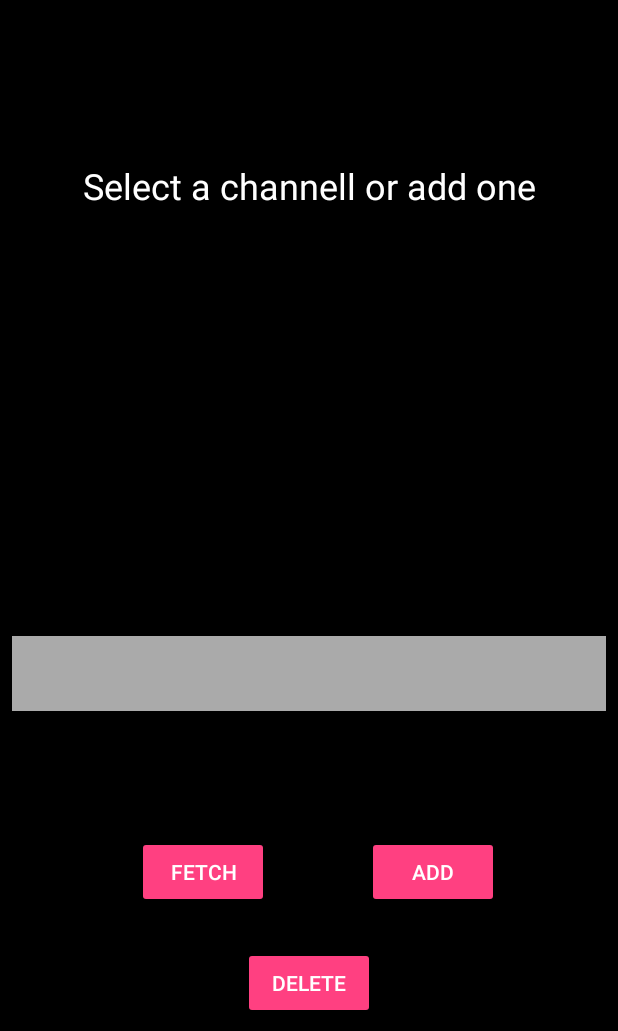
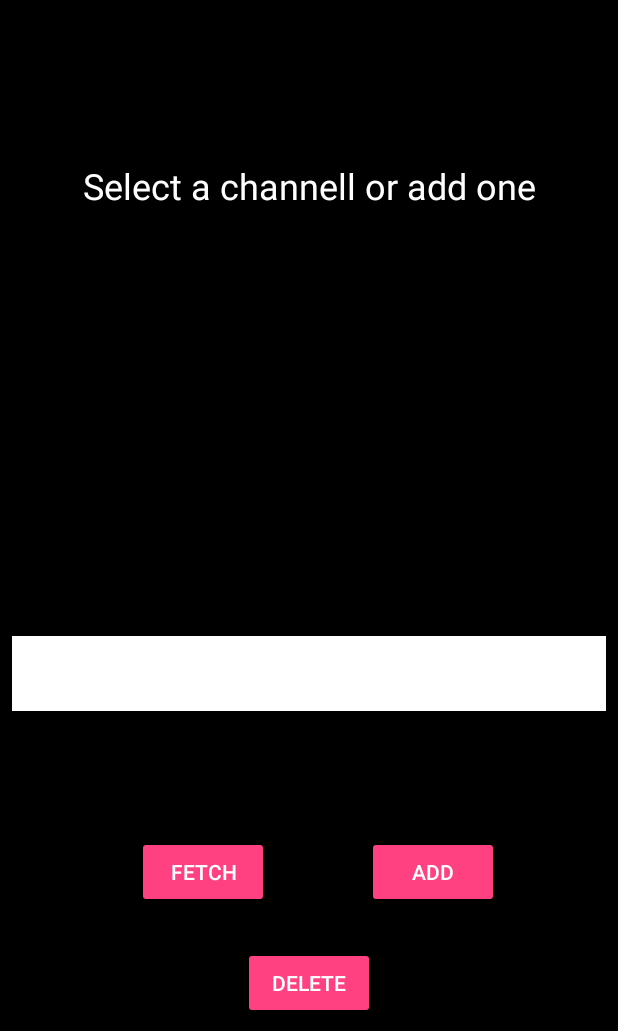
Before and after one commit to k0staa/RssReaderForReddit, an Android app: the screen it shows after launch (MainActivity), on a phone screen of 412 x 824 dp, the part 205-1236 px from its top. Run offline under Robolectric (Android 15) with nearby library versions, the phone set to English and light mode, and no system bars.

Commit message:
Change spinner backgorund colour.

```diff
--- a/app/src/main/res/layout/activity_main.xml
+++ b/app/src/main/res/layout/activity_main.xml
@@ -73,7 +73,7 @@
         android:layout_marginBottom="213dp"
         android:layout_marginEnd="8dp"
         android:layout_marginStart="8dp"
-        android:background="@android:color/darker_gray"
+        android:background="@android:color/background_light"
         android:visibility="visible"
         app:layout_constraintBottom_toBottomOf="parent"
         app:layout_constraintLeft_toLeftOf="parent"
```
